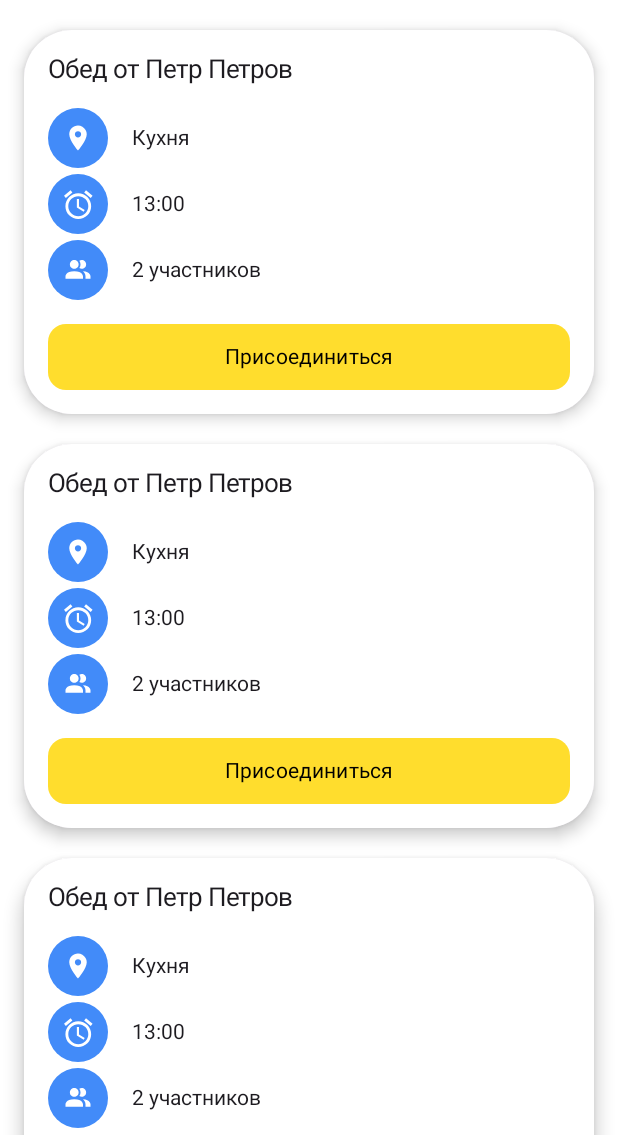
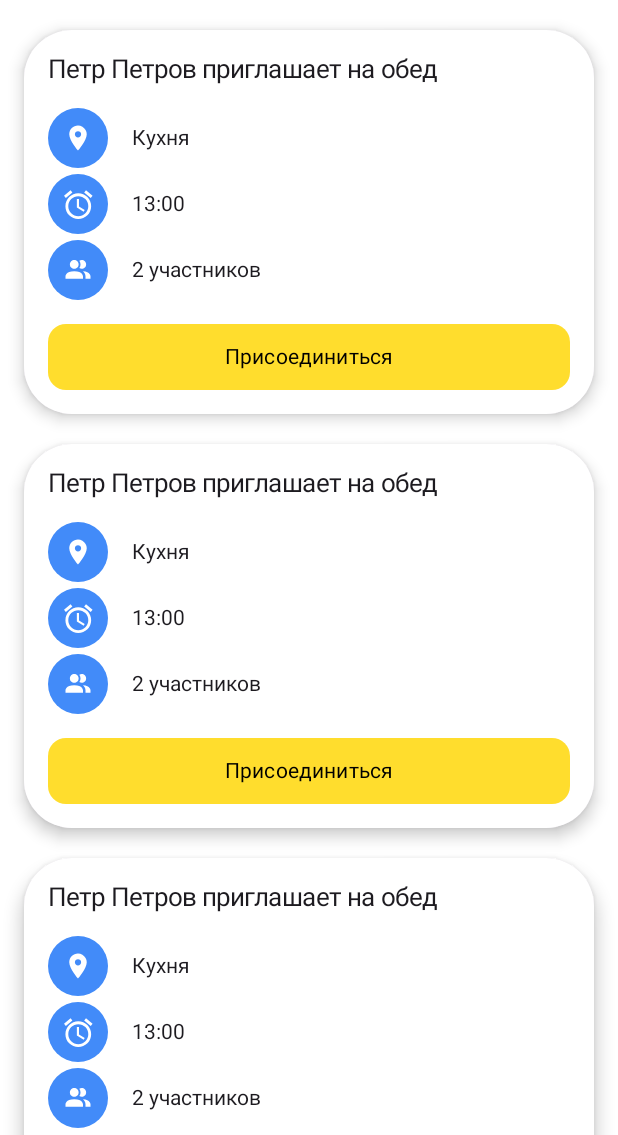
Before and after one commit to t-lunch/t-lunch-android, an Android app built with Jetpack Compose: the @Preview function MainFragmentScreenPreview, on a phone screen of 412 x 824 dp, the part 101-1236 px from its top. Run offline under Robolectric (Android 15) with nearby library versions, the phone set to English and light mode, and no system bars.

Commit message:
fix: изменено поведение переполнения текста и формат строки приглашения на обед

```diff
--- a/app/src/main/java/ru/tinkoff/lunch/screens/main/compose/CardLunch.kt
+++ b/app/src/main/java/ru/tinkoff/lunch/screens/main/compose/CardLunch.kt
@@ -51,7 +51,7 @@ fun CardLunch(
                 text = stringResource(R.string.lunch_from, "Петр", "Петров"),
                 fontSize = 17.sp,
                 maxLines = 1,
-                overflow = TextOverflow.Ellipsis,
+                overflow = TextOverflow.StartEllipsis,
             )
 
             Spacer(modifier = Modifier.height(16.dp))
--- a/app/src/main/res/values/strings.xml
+++ b/app/src/main/res/values/strings.xml
@@ -13,7 +13,7 @@
     <string name="telegram_contact" translatable="false">Ник в телеграм</string>
     <string name="office_pick" translatable="false">Офис</string>
     <string name="join" translatable="false">Присоединиться</string>
-    <string name="lunch_from" translatable="false">Обед от %s %s</string>
+    <string name="lunch_from" translatable="false">%s %s приглашает на обед</string>
     <string name="time_of_lunch" translatable="false">%s</string>
     <string name="avatar" translatable="false">Аватар</string>
     <string name="office" translatable="false">Офис</string>
```
